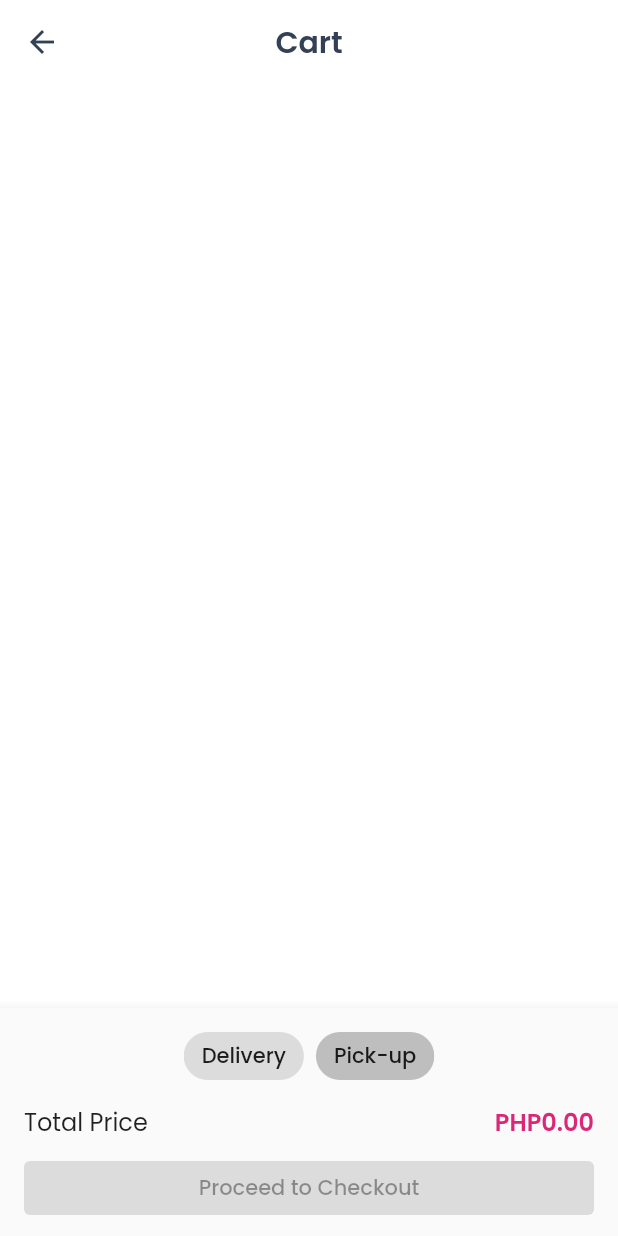
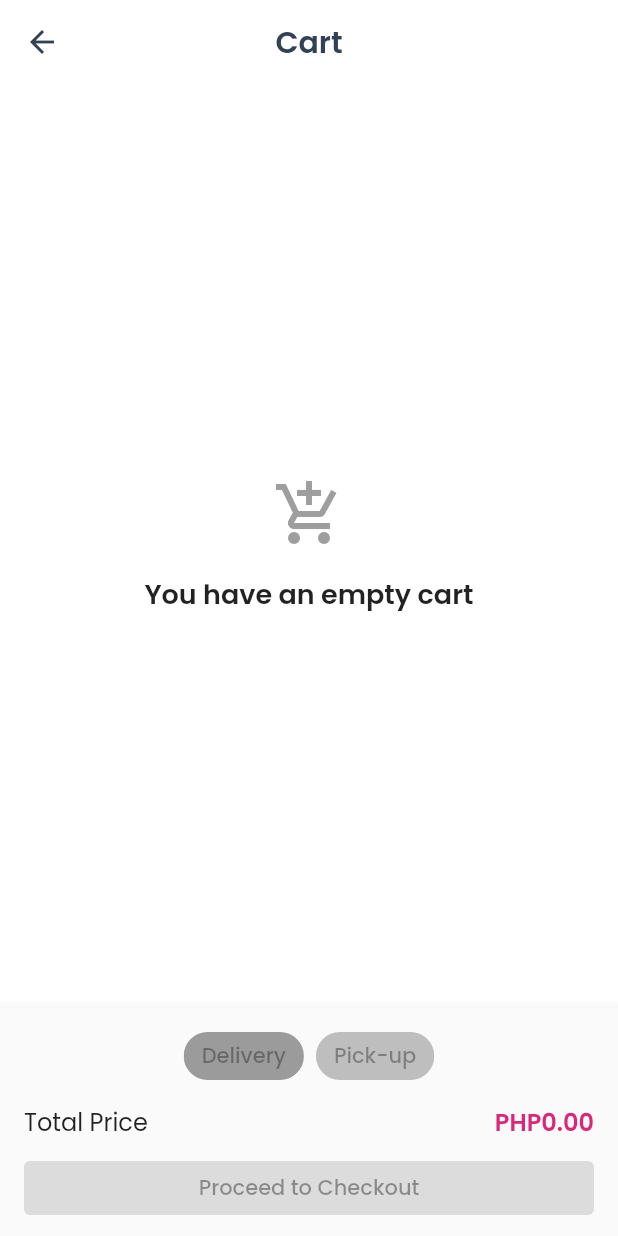
Before and after one commit to icabetong/dmdelights, a Flutter app: the CartPage screen opened by its route, on a phone screen of 412 x 824 dp. Run offline on Flutter 3.47's test engine with Material 2 defaults, Android fonts, the phone set to English and light mode, and no system bars; our stand-ins replace cloud_firestore, firebase_auth, firebase_core; accounts and stored records are empty; generated files the repository leaves out were written again.

Commit message:
Status Messages

```diff
--- a/lib/cart/cart_page.dart
+++ b/lib/cart/cart_page.dart
@@ -5,6 +5,8 @@ import 'package:dm_delights/core/infrastructure.dart';
 import 'package:dm_delights/orders/order.dart';
 import 'package:dm_delights/orders/order_notifier.dart';
 import 'package:dm_delights/product/product_page.dart';
+import 'package:dm_delights/shared/custom/status.dart';
+import 'package:dm_delights/shared/theme.dart';
 import 'package:dm_delights/shared/tools.dart';
 import 'package:flutter/material.dart';
 import 'package:flutter_gen/gen_l10n/translations.dart';
@@ -39,14 +41,18 @@ class _CartPageState extends State<CartPage> {
                 ChoiceChip(
                   label: Text(Translations.of(context)!.field_delivery),
                   selected: isDelivery,
-                  onSelected: (_) {
+                  onSelected: cartItems.isEmpty
+                      ? null
+                      : (_) {
                           setState(() => isDelivery = true);
                         },
                 ),
                 ChoiceChip(
                   label: Text(Translations.of(context)!.field_pick_up),
                   selected: !isDelivery,
-                  onSelected: (_) {
+                  onSelected: cartItems.isEmpty
+                      ? null
+                      : (_) {
                           setState(() => isDelivery = false);
                         },
                 ),
@@ -78,7 +84,9 @@ class _CartPageState extends State<CartPage> {
                 child: Text(
                   Translations.of(context)!.button_proceed_to_checkout,
                 ),
-                onPressed: cartItems.isEmpty ? null : () {
+                onPressed: cartItems.isEmpty
+                    ? null
+                    : () {
                         _onCheckout(cartItems);
                       },
               ),
@@ -192,12 +200,22 @@ class _CartPageState extends State<CartPage> {
                   },
                   child: Column(
                     children: [
-                      CartList(
+                      snapshot.data!.isEmpty
+                          ? Expanded(
+                              flex: 2,
+                              child: Status(
+                                icon: Icons.add_shopping_cart_outlined,
+                                title: Translations.of(context)!.empty_cart,
+                              ),
+                            )
+                          : Expanded(
+                              flex: 1,
+                              child: CartList(
                                 cartItems: snapshot.data!,
                                 onSelect: _onSelect,
                                 onAction: _onAction,
                               ),
-                      const Spacer(flex: 2),
+                            ),
                       getBottom(snapshot.data!),
                     ],
                   ),
--- a/lib/localization/app_en.arb
+++ b/lib/localization/app_en.arb
@@ -99,6 +99,8 @@
         }
       }
     },
+    "empty_cart": "You have an empty cart",
+    "empty_products": "This section doesn't have products",
     "terms_and_conditions": "Terms and Conditions",
     "privacy_policy": "Privacy Policy"
 }
--- /dev/null
+++ b/lib/shared/custom/status.dart
@@ -0,0 +1,37 @@
+import 'package:dm_delights/shared/theme.dart';
+import 'package:flutter/material.dart';
+
+class Status extends StatelessWidget {
+  const Status({
+    Key? key,
+    required this.icon,
+    required this.title,
+  }) : super(key: key);
+
+  final IconData icon;
+  final String title;
+
+  @override
+  Widget build(BuildContext context) {
+    return Column(
+      mainAxisAlignment: MainAxisAlignment.center,
+      children: [
+        Icon(
+          icon,
+          size: 48,
+          color: Colors.grey.shade500,
+        ),
+        SizedBox(
+          height: ThemeComponents.defaultSpacing,
+        ),
+        Text(
+          title,
+          style: const TextStyle(
+            fontWeight: FontWeight.w600,
+            fontSize: 18,
+          ),
+        ),
+      ],
+    );
+  }
+}
```
Also changed, not shown: lib/category/category_page.dart (+9 -1 lines), lib/category/category_tab.dart (+10 -3 lines). Lines whose indentation alone changed are shown as unchanged.
